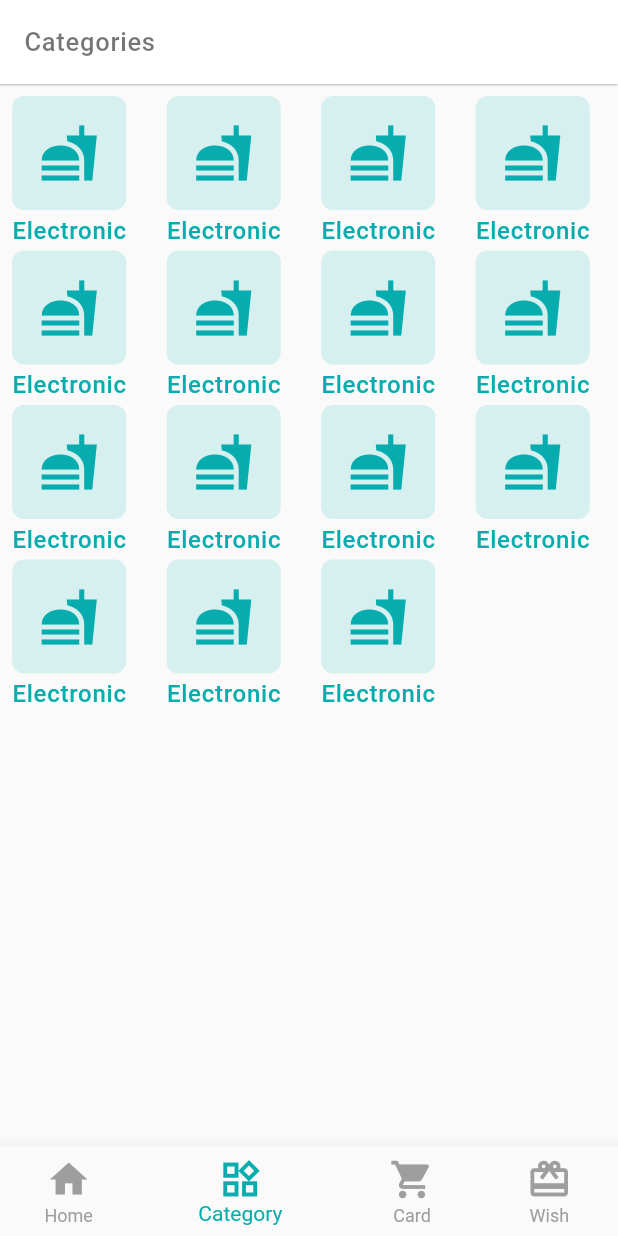
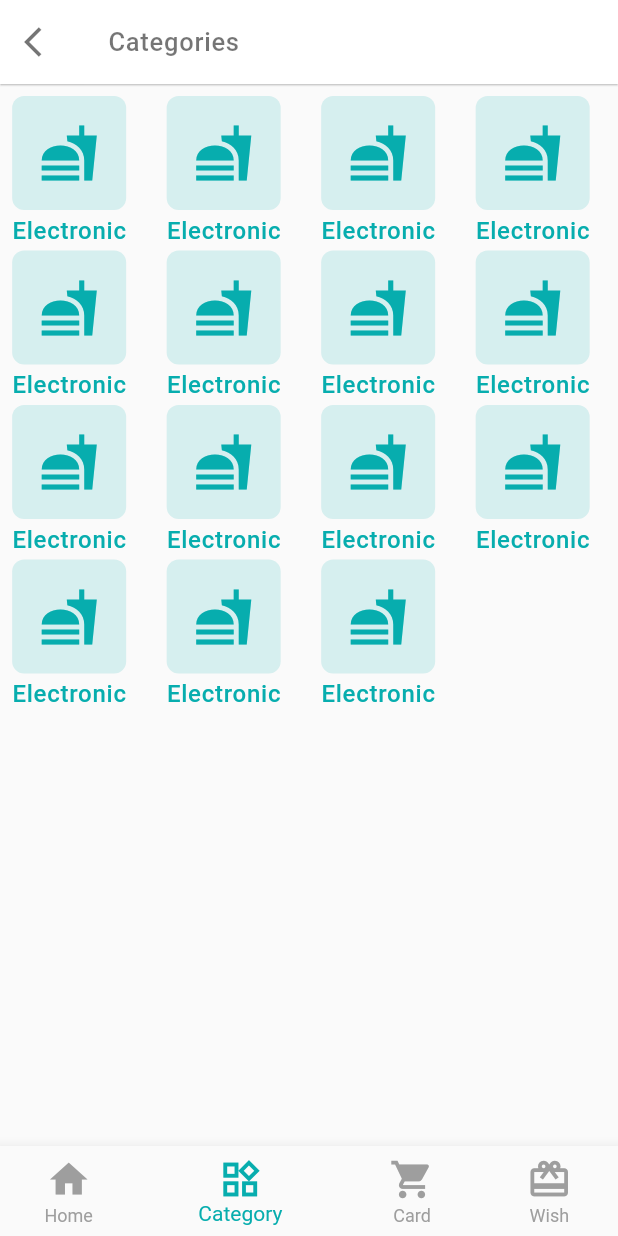
Before and after one commit to moniruzzaman76/E-commerce-Project, a Flutter app: the MainBottomNavigationBar screen opened directly, item 2 of the bottom bar chosen, on a phone screen of 412 x 824 dp. Run offline on Flutter 3.47's test engine with Material 2 defaults, Android fonts, the phone set to English and light mode, and no system bars; our stand-ins replace carousel_slider, flutter_svg, get, pin_code_fields.

Commit message:
categories screen ui done

```diff
--- /dev/null
+++ b/lib/ui/getx/bottom_navigation_controller.dart
@@ -0,0 +1,10 @@
+import 'package:get/get.dart';
+
+class BottomNavigationController extends GetxController{
+  int selectedIndex = 0;
+
+  void changeIndex(int index){
+    selectedIndex = index;
+    update();
+  }
+}
--- a/lib/ui/screens/categories_screen.dart
+++ b/lib/ui/screens/categories_screen.dart
@@ -1,5 +1,8 @@
+import 'package:e_commerce/ui/getx/bottom_navigation_controller.dart';
 import 'package:e_commerce/ui/widgets/category_item_widget.dart';
 import 'package:flutter/material.dart';
+import 'package:get/get.dart';
+import 'package:get/get_core/src/get_main.dart';
 
 class CategoryScreen extends StatefulWidget {
   const CategoryScreen({Key? key}) : super(key: key);
@@ -9,6 +12,9 @@ class CategoryScreen extends StatefulWidget {
 }
 
 class _CategoryScreenState extends State<CategoryScreen> {
+
+  BottomNavigationController controller = Get.put(BottomNavigationController());
+
   @override
   Widget build(BuildContext context) {
     return Scaffold(
@@ -21,6 +27,12 @@ class _CategoryScreenState extends State<CategoryScreen> {
           fontWeight: FontWeight.w500,
           letterSpacing: .5
         ),),
+        leading: IconButton(
+          onPressed: () {
+            controller.changeIndex(0);
+          },
+          icon: const Icon(Icons.arrow_back_ios,color: Colors.black54,),
+        ),
       ),
       body: GridView.builder(
         itemCount: 15,
--- a/lib/ui/screens/main_butttom_nativation_bar.dart
+++ b/lib/ui/screens/main_butttom_nativation_bar.dart
@@ -1,7 +1,8 @@
+import 'package:e_commerce/ui/getx/bottom_navigation_controller.dart';
 import 'package:e_commerce/ui/screens/home_screen.dart';
 import 'package:e_commerce/ui/utils/app_colors.dart';
 import 'package:flutter/material.dart';
-
+import 'package:get/get.dart';
 import 'categories_screen.dart';
 
 class MainBottomNavigationBar extends StatefulWidget {
@@ -10,10 +11,9 @@ class MainBottomNavigationBar extends StatefulWidget {
   @override
   State<MainBottomNavigationBar> createState() => _MainBottomNavigationBarState();
 }
-
 class _MainBottomNavigationBarState extends State<MainBottomNavigationBar> {
 
-  int _selectedIndex = 0;
+  BottomNavigationController controller = Get.put(BottomNavigationController());
 
   final List<Widget>screens = const [
      HomeScreen(),
@@ -25,15 +25,21 @@ class _MainBottomNavigationBarState extends State<MainBottomNavigationBar> {
   @override
   Widget build(BuildContext context) {
     return Scaffold(
-      body: screens[_selectedIndex],
-      bottomNavigationBar:BottomNavigationBar(
-        currentIndex: _selectedIndex,
+      body: GetBuilder<BottomNavigationController>(
+        builder: (_) {
+          return screens[controller.selectedIndex];
+        }
+      ),
+
+      bottomNavigationBar:GetBuilder<BottomNavigationController>(
+        builder: (_) {
+          return BottomNavigationBar(
+            currentIndex: controller.selectedIndex,
             selectedItemColor: AppColors.primaryColor,
             unselectedItemColor: Colors.grey,
             showUnselectedLabels: true,
             onTap: (index){
-          _selectedIndex = index;
-          setState(() {});
+              controller.changeIndex(index);
             },
             items:  const [
               BottomNavigationBarItem(icon: Icon(Icons.home,size: 30),label: 'Home'),
@@ -41,6 +47,8 @@ class _MainBottomNavigationBarState extends State<MainBottomNavigationBar> {
               BottomNavigationBarItem(icon: Icon(Icons.shopping_cart,size: 30),label: 'Card',),
               BottomNavigationBarItem(icon: Icon(Icons.card_giftcard,size: 30),label: 'Wish'),
             ],
+          );
+        }
       ),
     );
   }
--- a/pubspec.yaml
+++ b/pubspec.yaml
@@ -38,6 +38,7 @@ dependencies:
   flutter_svg: ^1.1.6
   pin_code_fields: ^7.4.0
   carousel_slider: ^4.2.1
+  get: ^4.6.5
 
 dev_dependencies:
   flutter_test:
```
Also changed, not shown: pubspec.lock. Lines whose indentation alone changed are shown as unchanged.
